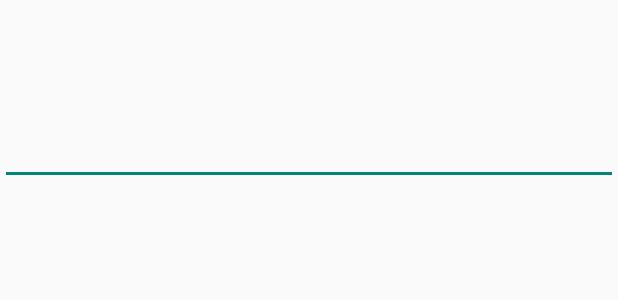
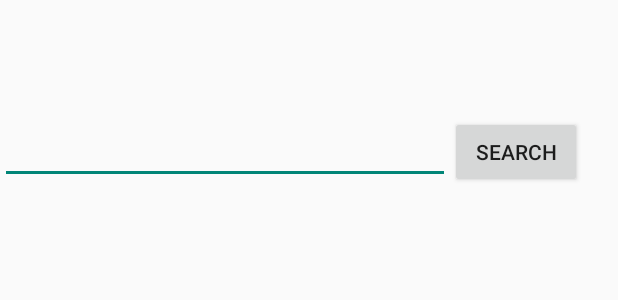
Before and after one commit to zeynab-krbsn/translate, an Android app: the layout activity_main2.xml on its own in the app's theme, with its tools: preview values and no code run, on a phone screen of 412 x 824 dp. Shown: the top 300 px of the screen. Run offline under Robolectric (Android 15) with nearby library versions, the phone set to English and light mode, and no system bars.

Commit message:
show result in "TextView" when searched in "EditText".

```diff
--- a/app/src/main/res/layout/activity_main2.xml
+++ b/app/src/main/res/layout/activity_main2.xml
@@ -5,29 +5,39 @@
     android:layout_width="match_parent"
     android:layout_height="match_parent"
     tools:context=".MainActivity2">
-
-    <EditText
-        android:id="@+id/editTextSearch"
+    <LinearLayout
         android:layout_width="match_parent"
         android:layout_height="wrap_content"
-
+        android:orientation="horizontal"
         app:layout_constraintBottom_toBottomOf="parent"
         app:layout_constraintLeft_toLeftOf="parent"
         app:layout_constraintRight_toRightOf="parent"
         app:layout_constraintTop_toTopOf="parent"
         app:layout_constraintVertical_bias="0.1"
-        />
+        >
+        <EditText
+            android:id="@+id/editTextSearch"
+            android:layout_width="300dp"
+            android:layout_height="wrap_content"
+            />
+        <Button
+            android:id="@+id/buttonSearch"
+            android:layout_width="wrap_content"
+            android:layout_height="wrap_content"
+            android:text="search"
+            />
 
-    <androidx.recyclerview.widget.RecyclerView
-        android:id="@+id/recyclerView"
-        android:layout_width="match_parent"
-        android:layout_height="600dp"
-
+    </LinearLayout>
+    <TextView
+        android:id="@+id/textViewResult"
+        android:layout_width="wrap_content"
+        android:layout_height="wrap_content"
         app:layout_constraintBottom_toBottomOf="parent"
         app:layout_constraintLeft_toLeftOf="parent"
         app:layout_constraintRight_toRightOf="parent"
         app:layout_constraintTop_toTopOf="parent"
-        app:layout_constraintVertical_bias="1"
+        app:layout_constraintVertical_bias="0.2"
         />
 
+
 </androidx.constraintlayout.widget.ConstraintLayout>
```
Also changed, not shown: app/src/main/java/com/example/translate/MainActivity2.java (+18 -50 lines), app/src/main/java/com/example/translate/WordAdapter.java (deleted, +0 -55 lines), app/src/main/res/layout/word_item.xml (deleted, +0 -21 lines).
